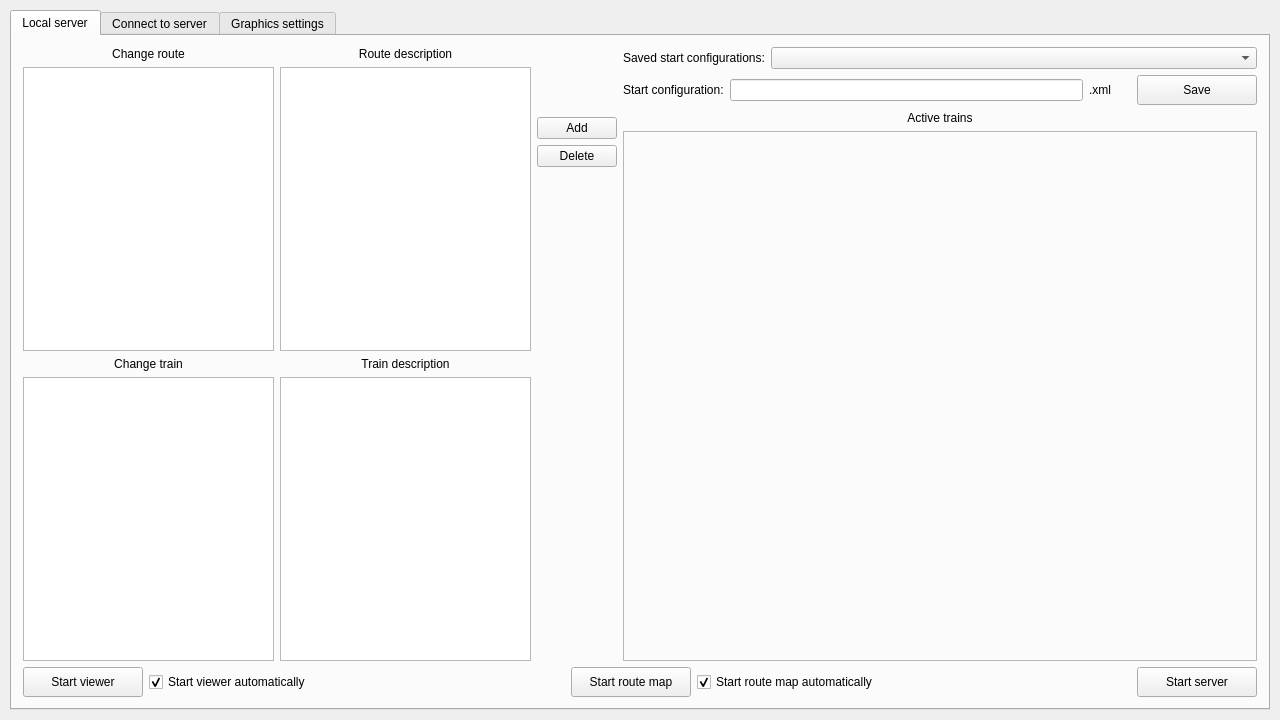
First picture: the form in launcher/forms/mainwindow.ui, repository maisvendoo/RRS, before the edit.
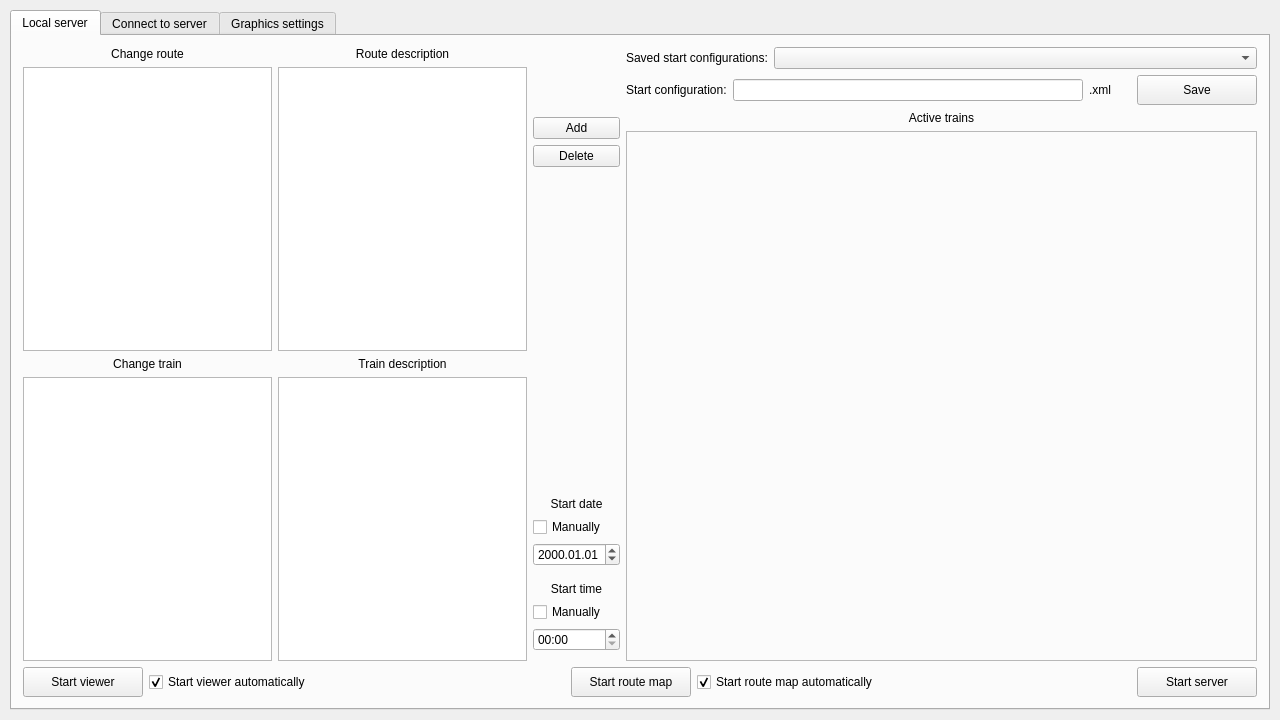
Second picture: the form after the edit.

Commit message: Заготовка интерфейса в лаунчере для настройки даты-времени старта симуляции

Patch:
```diff
--- a/launcher/forms/mainwindow.ui
+++ b/launcher/forms/mainwindow.ui
@@ -254,6 +254,89 @@
               </property>
              </spacer>
             </item>
+            <item>
+             <widget class="QLabel" name="lStartDate">
+              <property name="text">
+               <string>Start date</string>
+              </property>
+              <property name="alignment">
+               <set>Qt::AlignCenter</set>
+              </property>
+             </widget>
+            </item>
+            <item>
+             <widget class="QCheckBox" name="cbStartDateManually">
+              <property name="text">
+               <string>Manually</string>
+              </property>
+             </widget>
+            </item>
+            <item>
+             <widget class="QDateEdit" name="dteStartDate">
+              <property name="currentSection">
+               <enum>QDateTimeEdit::MonthSection</enum>
+              </property>
+              <property name="displayFormat">
+               <string>yyyy.MM.dd</string>
+              </property>
+             </widget>
+            </item>
+            <item>
+             <spacer name="verticalSpacer_7">
+              <property name="orientation">
+               <enum>Qt::Vertical</enum>
+              </property>
+              <property name="sizeType">
+               <enum>QSizePolicy::Fixed</enum>
+              </property>
+              <property name="sizeHint" stdset="0">
+               <size>
+                <width>20</width>
+                <height>10</height>
+               </size>
+              </property>
+             </spacer>
+            </item>
+            <item>
+             <widget class="QLabel" name="lStartTime">
+              <property name="text">
+               <string>Start time</string>
+              </property>
+              <property name="alignment">
+               <set>Qt::AlignCenter</set>
+              </property>
+             </widget>
+            </item>
+            <item>
+             <widget class="QCheckBox" name="cbStartTimeManually">
+              <property name="text">
+               <string>Manually</string>
+              </property>
+             </widget>
+            </item>
+            <item>
+             <widget class="QTimeEdit" name="dteStartTime">
+              <property name="displayFormat">
+               <string>HH:mm</string>
+              </property>
+             </widget>
+            </item>
+            <item>
+             <spacer name="verticalSpacer_8">
+              <property name="orientation">
+               <enum>Qt::Vertical</enum>
+              </property>
+              <property name="sizeType">
+               <enum>QSizePolicy::Fixed</enum>
+              </property>
+              <property name="sizeHint" stdset="0">
+               <size>
+                <width>20</width>
+                <height>10</height>
+               </size>
+              </property>
+             </spacer>
+            </item>
            </layout>
           </item>
           <item>
```
The commit also changes 2 other files.
